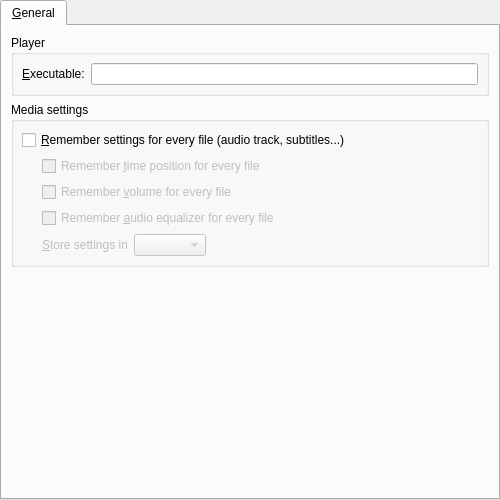
This is src/gui/pref/general.ui in wilbert2000/wzplayer as Qt 5 draws it before an edit. The edited form follows.
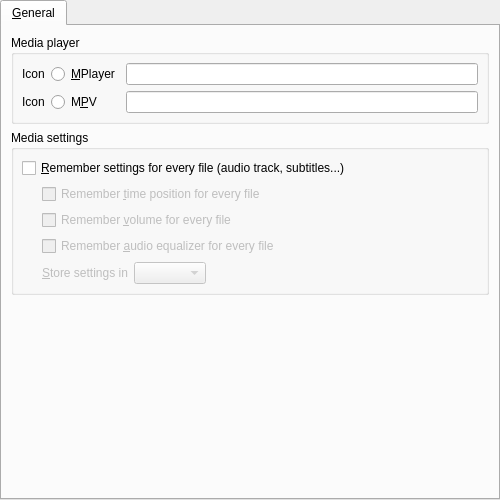
This is the edited form. Custom widgets are drawn as their Qt base class.

Commit message:
Added radio button to switch between MPlayer and MPV.
PATH is now searched on Windows too for player executable.

Patch:
```diff
--- a/src/gui/pref/general.ui
+++ b/src/gui/pref/general.ui
@@ -30,29 +30,47 @@
        <item>
         <widget class="QGroupBox" name="player_group">
          <property name="title">
-          <string>Player</string>
+          <string>Media player</string>
          </property>
          <layout class="QVBoxLayout" name="verticalLayout">
           <property name="margin">
            <number>8</number>
           </property>
           <item>
-           <layout class="QHBoxLayout" name="playerbin_layout">
-            <item>
-             <widget class="QLabel" name="playerbin_label">
+           <layout class="QGridLayout" name="player_gridlayout">
+            <item row="0" column="0">
+             <widget class="QLabel" name="mplayer_icon_label">
               <property name="text">
-               <string notr="true">&amp;Executable:</string>
+               <string>Icon</string>
               </property>
-              <property name="wordWrap">
-               <bool>false</bool>
+             </widget>
+            </item>
+            <item row="0" column="3">
+             <widget class="FileChooser" name="mplayer_edit"/>
+            </item>
+            <item row="0" column="2">
+             <widget class="QRadioButton" name="mplayer_radio">
+              <property name="text">
+               <string>&amp;MPlayer</string>
               </property>
-              <property name="buddy">
-               <cstring>playerbin_edit</cstring>
+             </widget>
+            </item>
+            <item row="1" column="0">
+             <widget class="QLabel" name="mpv_icon_label">
+              <property name="text">
+               <string>Icon</string>
               </property>
              </widget>
             </item>
-            <item>
-             <widget class="FileChooser" name="playerbin_edit"/>
+            <item row="1" column="2">
+             <widget class="QRadioButton" name="mpv_radio">
+              <property name="text">
+               <string>M&amp;PV</string>
+              </property>
+             </widget>
+            </item>
+            <item row="1" column="3">
+             <widget class="FileChooser" name="mpv_edit"/>
             </item>
            </layout>
           </item>
```
Left out of the diff: 5 changed lines with no effect on the pictures. The commit also changes 12 other files.
